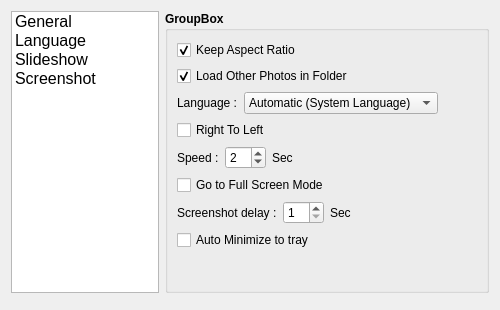
Old version of the form Source/option.ui in the repository ARASHz4/Advanced_Photo.
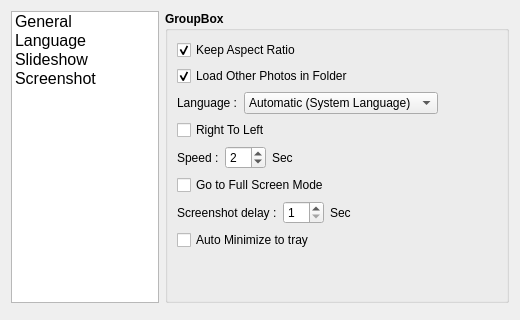
New version of the form. Icons and pictures are not drawn.

The edit to the form file:
```diff
--- a/Source/option.ui
+++ b/Source/option.ui
@@ -6,14 +6,14 @@
    <rect>
     <x>0</x>
     <y>0</y>
-    <width>500</width>
-    <height>310</height>
+    <width>520</width>
+    <height>320</height>
    </rect>
   </property>
   <property name="minimumSize">
    <size>
-    <width>500</width>
-    <height>310</height>
+    <width>520</width>
+    <height>320</height>
    </size>
   </property>
   <property name="windowTitle">
```
